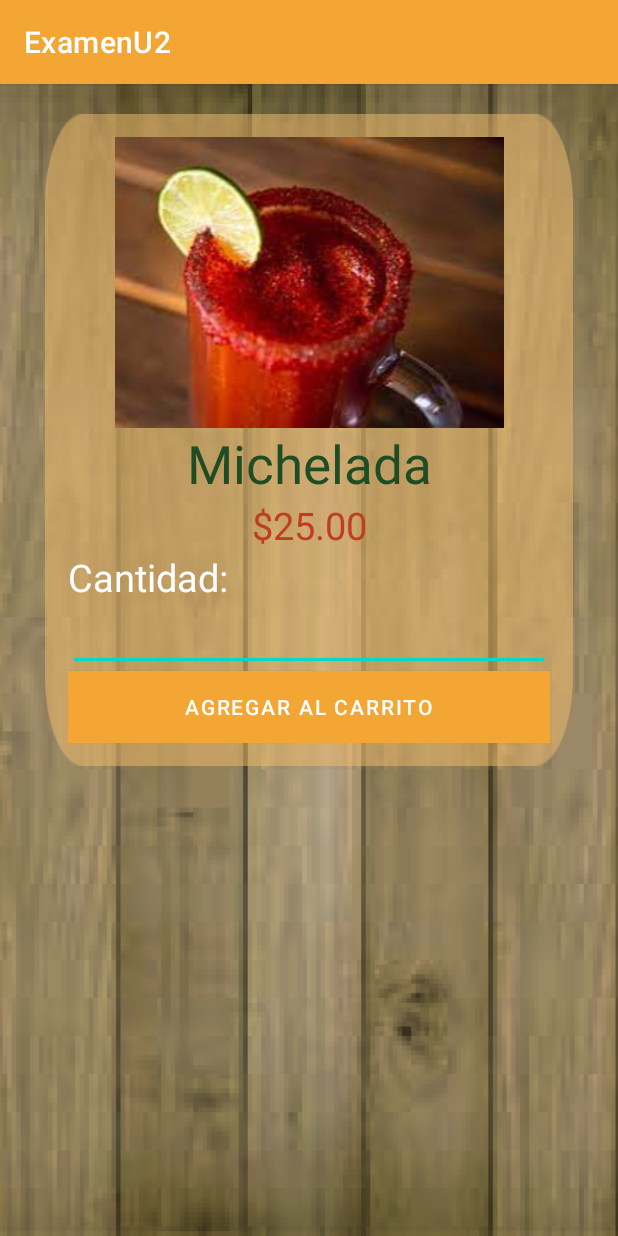
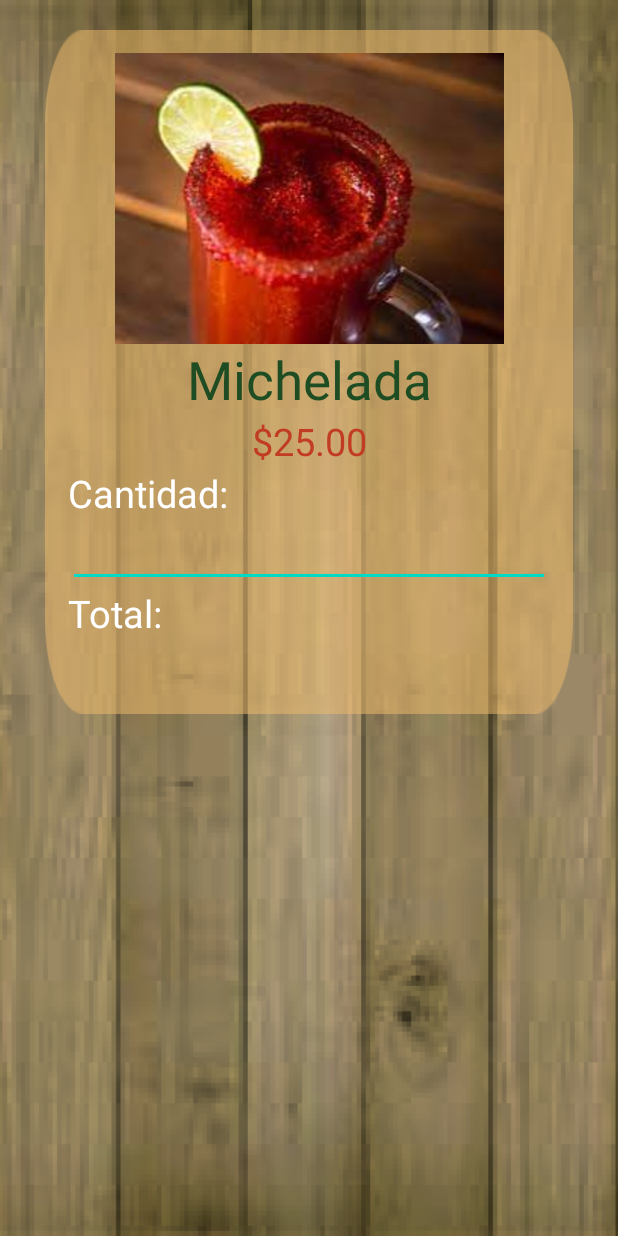
Before and after one commit to AndreaBorboa/ExamenU2, an Android app: the AntojitosActivity screen opened directly, with no data from a screen before it, after a tap on an icon or button, on a phone screen of 412 x 824 dp. Run offline under Robolectric (Android 15) with nearby library versions, the phone set to English and light mode, and no system bars; 11 statements that could not run were skipped.

Commit message:
se agregaron los metodos para pasar un producto a la vista item_seleccion

```diff
--- a/app/src/main/AndroidManifest.xml
+++ b/app/src/main/AndroidManifest.xml
@@ -28,7 +28,6 @@
         <activity android:name=".TacosActivity"></activity>
         <activity android:name=".TortasActivity"></activity>
         <activity android:name=".BebidasActivity"></activity>
-        <activity android:name=".SeleccionActivity"></activity>
         <activity android:name=".detalle_platillos"></activity>
     </application>
 
--- a/app/src/main/java/borboa/andrea/examenu2/AntojitosActivity.kt
+++ b/app/src/main/java/borboa/andrea/examenu2/AntojitosActivity.kt
@@ -7,6 +7,7 @@ import android.os.Bundle
 import android.view.LayoutInflater
 import android.view.View
 import android.view.ViewGroup
+import android.view.Window
 import android.widget.*
 
 class AntojitosActivity : AppCompatActivity() {
@@ -16,12 +17,14 @@ class AntojitosActivity : AppCompatActivity() {
 
     override fun onCreate(savedInstanceState: Bundle?) {
         super.onCreate(savedInstanceState)
+        supportRequestWindowFeature(Window.FEATURE_NO_TITLE)
         setContentView(R.layout.activity_detalle)
 
         agregaAntojitos()
 
         var listview: ListView = findViewById(R.id.liview_platillos) as ListView
         var adaptador: AdaptadorAntojitos = AdaptadorAntojitos(this, antojitos)
+
         listview.adapter = adaptador
 
     }
@@ -56,9 +59,9 @@ class AntojitosActivity : AppCompatActivity() {
             return p0.toLong()
         }
 
-        override fun getView(p0: Int, p1: View?, p2: ViewGroup?): View {
-            var antojitos = antojitos[p0]
-            var inflador = LayoutInflater.from(contexto)
+        override fun getView(position: Int, convertView: View?, parent: ViewGroup?): View {
+            var antojitos = antojitos[position]
+            var inflador = contexto!!.getSystemService(Context.LAYOUT_INFLATER_SERVICE) as LayoutInflater
             var vista = inflador.inflate(R.layout.item_platillos, null)
 
             var imagen = vista.findViewById(R.id.img_platillo) as ImageView
@@ -69,15 +72,11 @@ class AntojitosActivity : AppCompatActivity() {
             nombre.setText(antojitos.nombre_item)
             precio.setText("$${antojitos.precio_item}")
 
-
-
             imagen.setOnClickListener{
-
-                var intent = Intent(contexto, detalle_platillos::class.java)
-
-                intent.putExtra("image_item",antojitos.image_item)
-                intent.putExtra("nombre_item",antojitos.nombre_item)
-                intent.putExtra("precio_item",antojitos.precio_item)
+                val intent:Intent = Intent(contexto, detalle_platillos::class.java)
+                intent.putExtra("nombre",antojitos.nombre_item)
+                intent.putExtra("imagen",antojitos.image_item)
+                intent.putExtra("precio",antojitos.precio_item)
 
                 contexto!!.startActivity(intent)
             }
--- a/app/src/main/java/borboa/andrea/examenu2/detalle_platillos.kt
+++ b/app/src/main/java/borboa/andrea/examenu2/detalle_platillos.kt
@@ -2,6 +2,8 @@ package borboa.andrea.examenu2
 
 import androidx.appcompat.app.AppCompatActivity
 import android.os.Bundle
+import android.view.Window
+import android.widget.EditText
 import android.widget.ImageView
 import android.widget.TextView
 
@@ -9,9 +11,12 @@ class detalle_platillos : AppCompatActivity() {
     val iv_imagen_item: ImageView = findViewById(R.id.imagen_selected)
     val tv_nombre_item: TextView = findViewById(R.id.item_selected)
     val tv_precio_item: TextView = findViewById(R.id.item_precio)
+    val et_cantidad: EditText = findViewById(R.id.et_cantidad)
+    val tv_total: TextView= findViewById(R.id.tv_total)
 
     override fun onCreate(savedInstanceState: Bundle?) {
         super.onCreate(savedInstanceState)
+        supportRequestWindowFeature(Window.FEATURE_NO_TITLE)
         setContentView(R.layout.item_seleccion)
 
         val bundle=intent.extras
@@ -20,5 +25,14 @@ class detalle_platillos : AppCompatActivity() {
             tv_nombre_item.setText(bundle.getString("nombre_item"))
             tv_precio_item.setText(bundle.getString("precio_item"))
         }
+
+        val item_cantidad: TextView = findViewById(R.id.et_cantidad)
+
+        var cantidad = Integer.parseInt(et_cantidad.text.toString())
+        var precio = Integer.parseInt(tv_precio_item.text.toString())
+
+        var total=cantidad*precio
+        tv_total.setText(total.toString())
+
     }
 }
--- a/app/src/main/res/layout/item_seleccion.xml
+++ b/app/src/main/res/layout/item_seleccion.xml
@@ -54,15 +54,20 @@
             android:layout_height="wrap_content"
             android:ems="10"
             android:inputType="number" />
-
-        <Button
-            android:id="@+id/btn_carrito"
+        <TextView
             android:layout_width="match_parent"
             android:layout_height="wrap_content"
-            android:background="@color/yellow"
-            android:text="AGREGAR AL CARRITO"/>
+            android:text="Total: "
+            android:textColor="@color/white"
+            android:textSize="25dp"/>
 
-
+        <TextView
+            android:id="@+id/tv_total"
+            android:layout_width="match_parent"
+            android:layout_height="wrap_content"
+            android:textColor="@color/white"
+            android:textSize="25dp"
+            />
 
     </LinearLayout>
 
```
Also changed, not shown: app/src/main/java/borboa/andrea/examenu2/EspecialidadesActivity.kt (+6 -6 lines), app/src/main/java/borboa/andrea/examenu2/SeleccionActivity.kt (deleted, +0 -34 lines), app/src/main/res/drawable/img_especialidades.png, app/src/main/res/drawable/img_fajitaquesadilla.png (added), app/src/main/res/drawable/img_tostadas.png (added).
